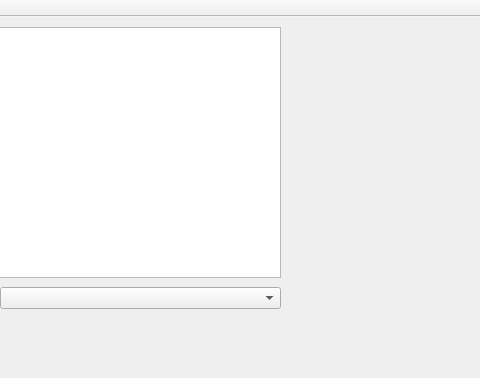
quepas/BodyOfYours, file src/mainwindow.ui: the form before one commit; both pictures show x 110 to 590 and y 0 to 378 of the 780 by 378 pixel window.
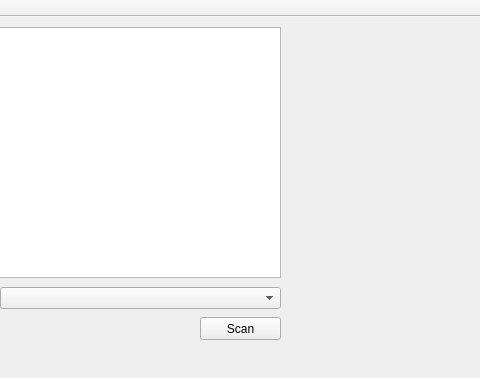
The form after the commit. Custom widgets are drawn as their Qt base class.

Commit message: Adding button for scanning and its states & icons.

```diff
--- a/src/mainwindow.ui
+++ b/src/mainwindow.ui
@@ -57,6 +57,19 @@
      </rect>
     </property>
    </widget>
+   <widget class="QPushButton" name="scanButton">
+    <property name="geometry">
+     <rect>
+      <x>310</x>
+      <y>300</y>
+      <width>81</width>
+      <height>23</height>
+     </rect>
+    </property>
+    <property name="text">
+     <string>Scan</string>
+    </property>
+   </widget>
   </widget>
   <widget class="QMenuBar" name="menuBar">
    <property name="geometry">
```
The commit also changes 4 other files.
